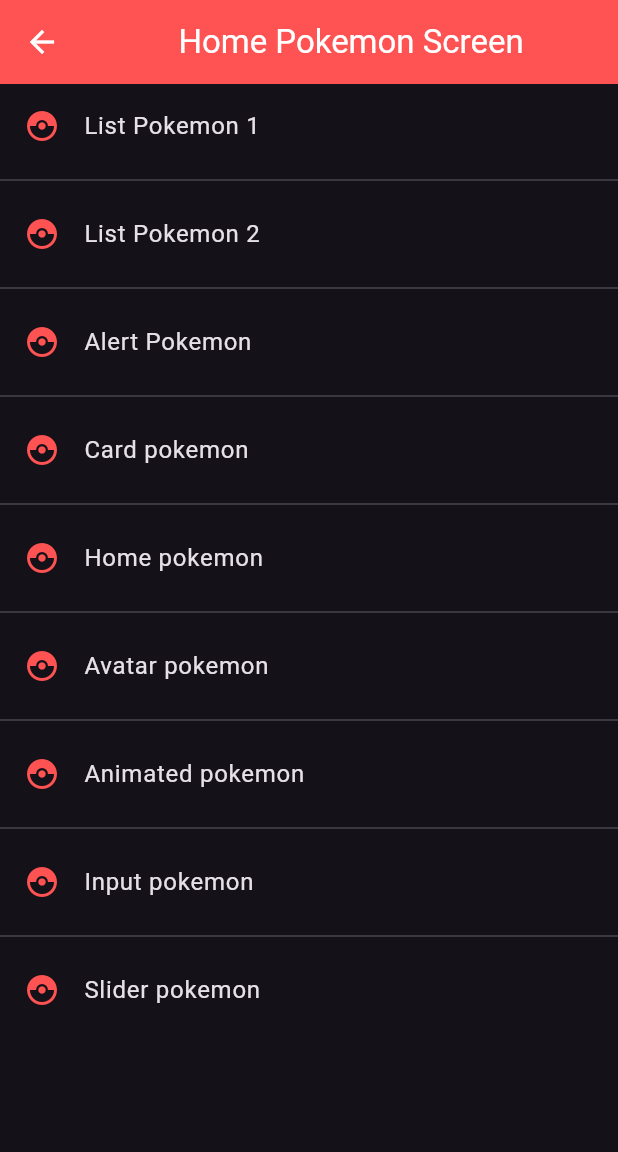
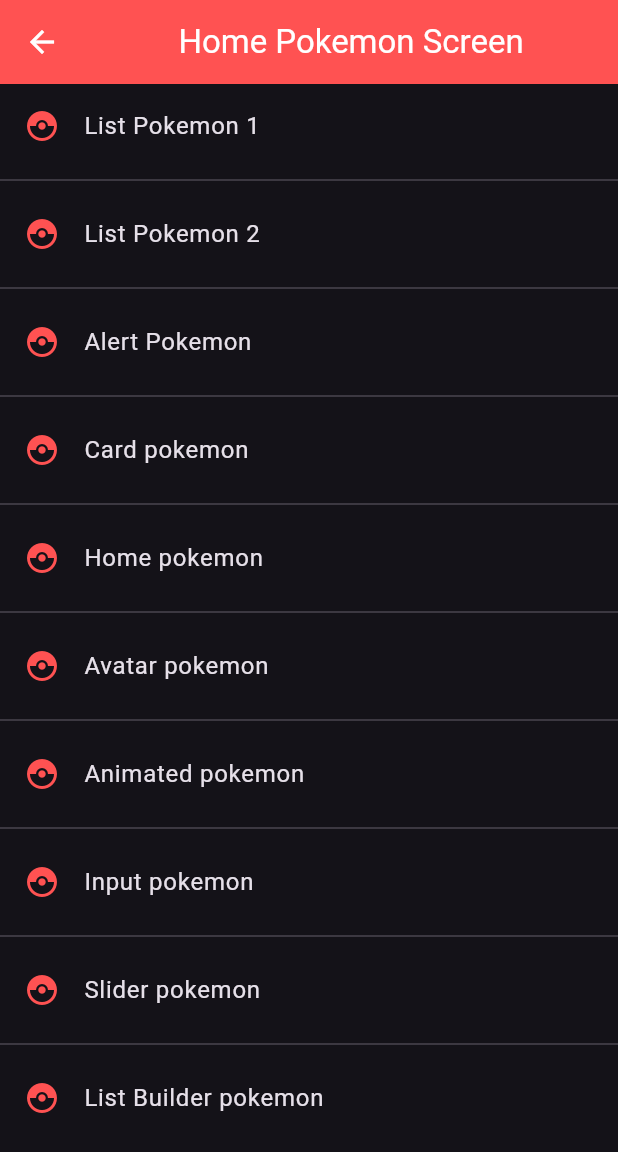
Before and after one commit to Franma2005/pokemon_app, a Flutter app: the screen it shows after launch, on a phone screen of 412 x 824 dp. Shown: the top 1152 px of the screen. Run offline on Flutter 3.47's test engine with Material 3 defaults, Android fonts, the phone set to English and light mode, and no system bars.

Commit message:
Finishing the project

```diff
--- a/lib/router/app_routes.dart
+++ b/lib/router/app_routes.dart
@@ -59,7 +59,13 @@ class AppRoutes {
       route: '/sliderpokemon',
       icon: Icon(icon),
       nombre: 'Slider pokemon',
-      screen: InputpokemonScreen()
+      screen: SliderpokemonScreen()
+    ),
+    MenuOption(
+      route: '/listviewbuilderpokemon',
+      icon: Icon(icon),
+      nombre: 'List Builder pokemon',
+      screen: ListviewpokemonBuilderScreen()
     ),
   ];
 
--- a/lib/screens/avatarpokemon_screen.dart
+++ b/lib/screens/avatarpokemon_screen.dart
@@ -2,7 +2,7 @@ import 'package:flutter/material.dart';
 
 class AvatarPokemonScreen extends StatelessWidget {
 
-  const AvatarPokemonScreen({Key? key}) : super(key: key);
+  const AvatarPokemonScreen({super.key});
 
   @override
   Widget build(BuildContext context) {
--- a/lib/screens/inputpokemon_screen.dart
+++ b/lib/screens/inputpokemon_screen.dart
@@ -3,7 +3,7 @@ import 'package:pokemon_app/widgets/widgets.dart';
 
 class InputpokemonScreen extends StatelessWidget {
 
-  const InputpokemonScreen({Key? key}) : super(key: key);
+  const InputpokemonScreen({super.key});
 
   @override
   Widget build(BuildContext context) {
--- a/lib/screens/screen.dart
+++ b/lib/screens/screen.dart
@@ -7,3 +7,4 @@ export 'avatarpokemon_screen.dart';
 export 'animatedpokemon_screen.dart';
 export 'inputpokemon_screen.dart';
 export 'sliderpokemon_screen.dart';
+export 'listviewpokemon_builder_screen.dart';
--- a/lib/widgets/custom_pokemon_text_form_file.dart
+++ b/lib/widgets/custom_pokemon_text_form_file.dart
@@ -28,6 +28,7 @@ class CustomPokemonTextFormFile extends StatelessWidget {
       onChanged: (String value) => formTrainerValues[formProperty] = value,
       validator: (String? value) {
         if(value!.length < 3) return 'Mínimo 3 caracteres';
+        return null;
       },
       decoration: InputDecoration(
         hintText: hintText,
```
Also changed, not shown: lib/screens/animatedpokemon_screen.dart (+5 -5 lines), lib/screens/listviewpokemon_builder_screen.dart (added, +26 -0 lines), lib/screens/sliderpokemon_screen.dart (+26 -4 lines).
